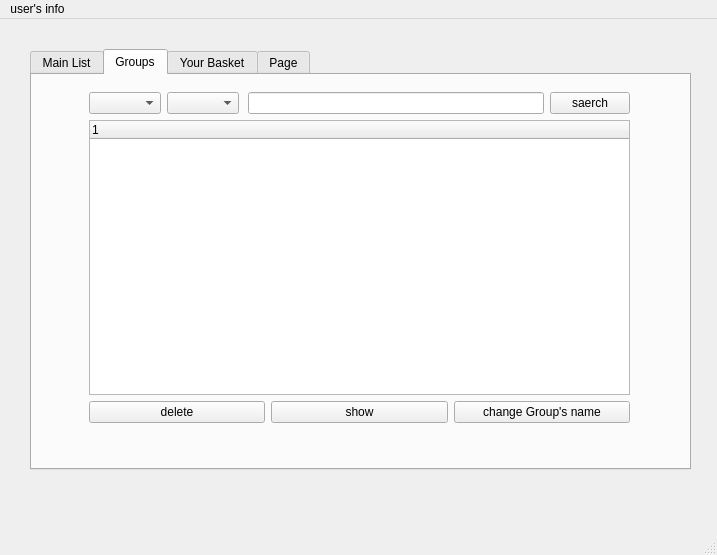
First picture: the form in Store/main_page.ui, repository Mitraaaaa/Store, before the edit.
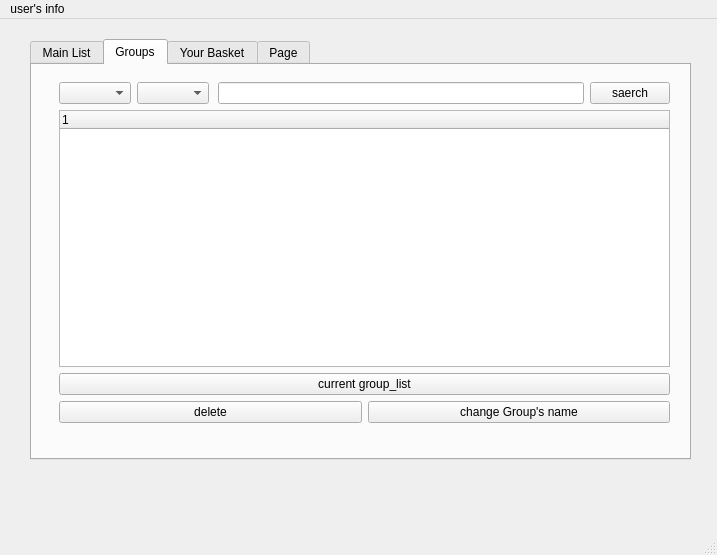
Second picture: the form after the edit. The open tabs and pages were chosen to show the change. Icons and pictures are not drawn.

Commit message: Enable search for groups in tab2

```diff
--- a/Store/main_page.ui
+++ b/Store/main_page.ui
@@ -24,7 +24,7 @@
     <property name="geometry">
      <rect>
       <x>30</x>
-      <y>30</y>
+      <y>20</y>
       <width>661</width>
       <height>421</height>
      </rect>
@@ -220,10 +220,10 @@
      <widget class="QWidget" name="layoutWidget">
       <property name="geometry">
        <rect>
-        <x>57</x>
+        <x>27</x>
         <y>17</y>
-        <width>541</width>
-        <height>331</height>
+        <width>611</width>
+        <height>341</height>
        </rect>
       </property>
       <layout class="QVBoxLayout" name="verticalLayout_2">
@@ -276,6 +276,13 @@
          </column>
         </widget>
        </item>
+       <item>
+        <widget class="QPushButton" name="pushButton_2">
+         <property name="text">
+          <string>current group_list</string>
+         </property>
+        </widget>
+       </item>
        <item>
         <layout class="QHBoxLayout" name="horizontalLayout_4">
          <item>
@@ -285,13 +292,6 @@
            </property>
           </widget>
          </item>
-         <item>
-          <widget class="QPushButton" name="pushButton_2">
-           <property name="text">
-            <string>show</string>
-           </property>
-          </widget>
-         </item>
          <item>
           <widget class="QPushButton" name="change_group_name">
            <property name="text">
```
Left out of the diff: 4 changed lines with no effect on the pictures. The commit also changes 4 other files.
